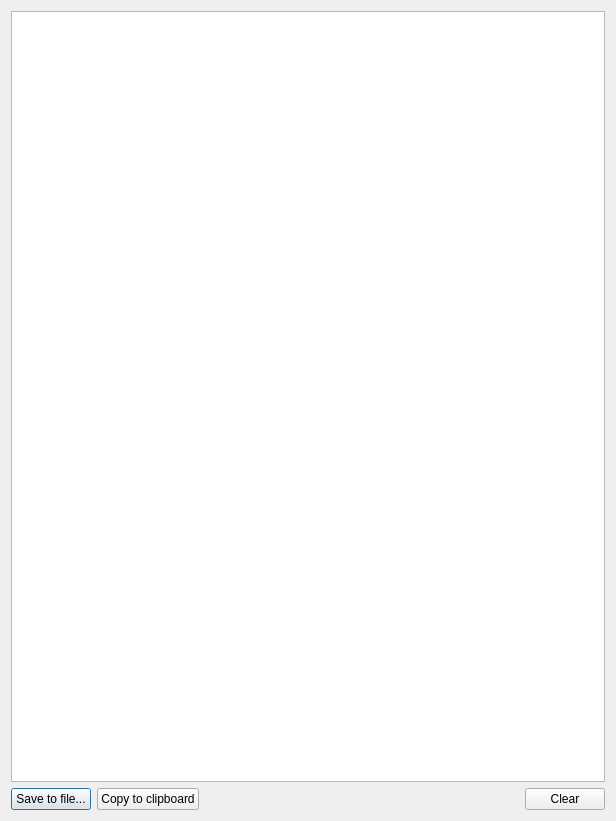
Above: gui/logdialog.ui from KejPi/AbracaDABra before the change. Below: the same form after it.
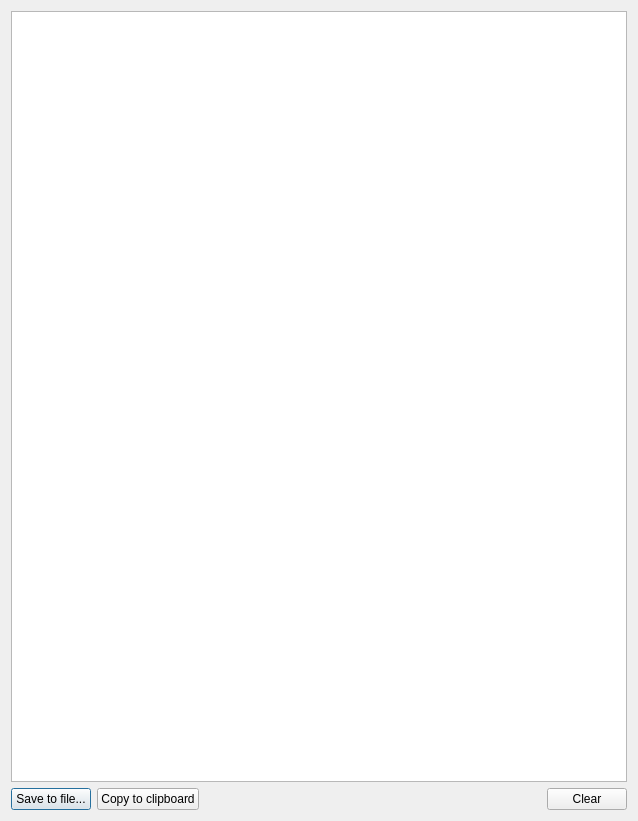
That is the form after the change.

Commit message: More verbose log messages for service list and service selection

Diff of the .ui file:
```diff
--- a/gui/logdialog.ui
+++ b/gui/logdialog.ui
@@ -6,7 +6,7 @@
    <rect>
     <x>0</x>
     <y>0</y>
-    <width>616</width>
+    <width>638</width>
     <height>821</height>
    </rect>
   </property>
```
The commit also changes 2 other files.
